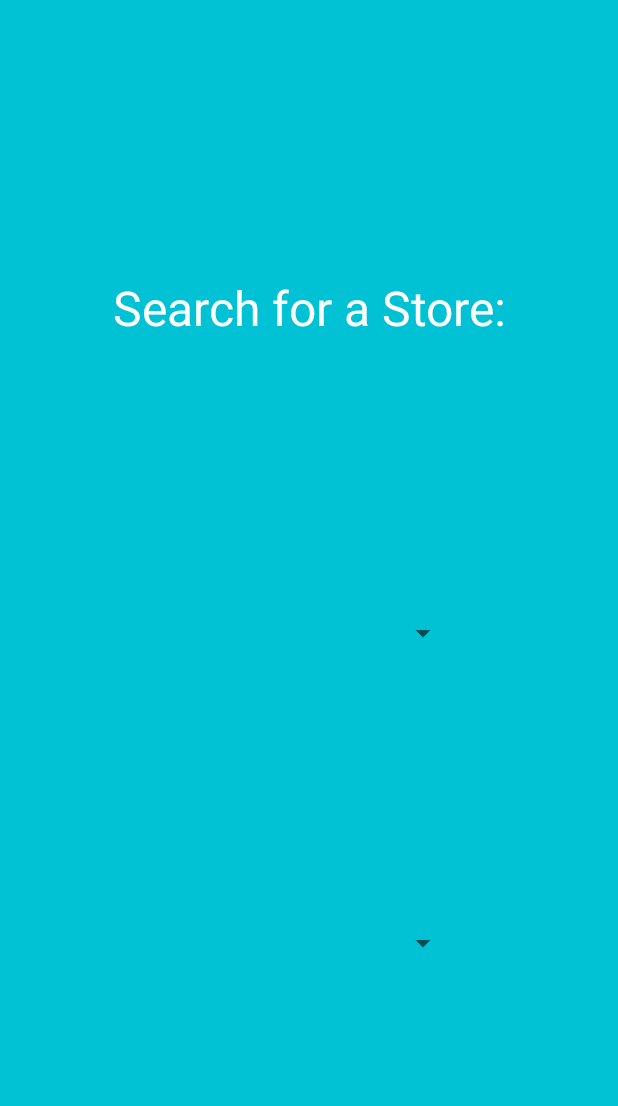
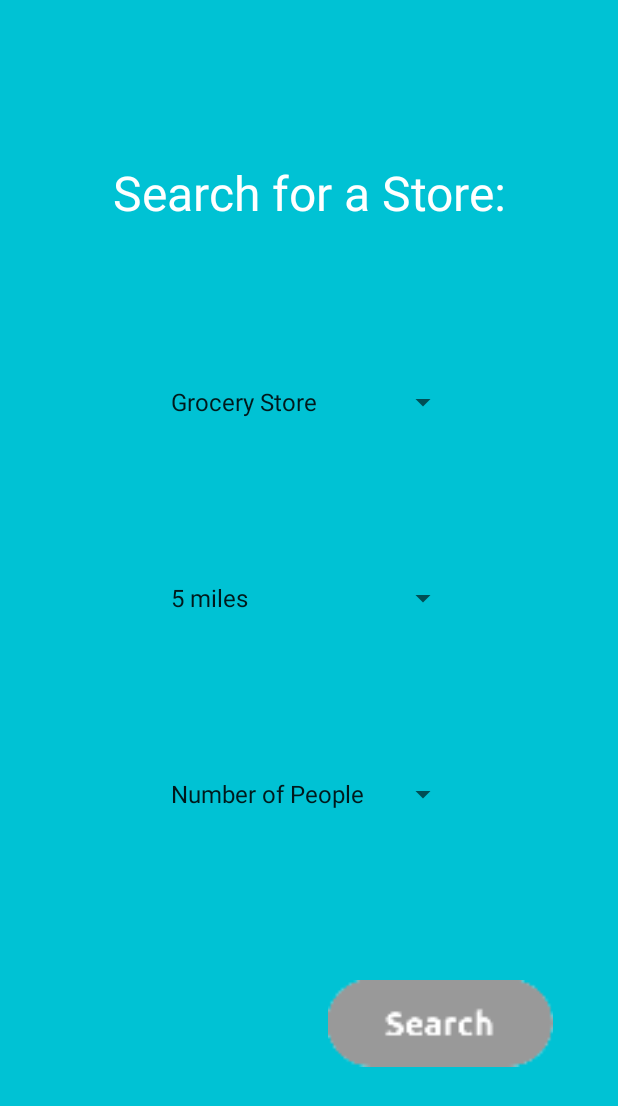
Before and after one commit to FuadYoussef/SafeShop, an Android app: the SearchActivity screen opened directly, with no data from a screen before it, on a phone screen of 412 x 824 dp. Shown: the top 1106 px of the screen. Run offline under Robolectric (Android 15) with nearby library versions, the phone set to English and light mode, and no system bars.

Commit message:
Finished UI for search

```diff
--- a/app/src/main/java/tech/youssef/safeshop/SearchActivity.java
+++ b/app/src/main/java/tech/youssef/safeshop/SearchActivity.java
@@ -3,6 +3,8 @@ package tech.youssef.safeshop;
 import androidx.appcompat.app.AppCompatActivity;
 
 import android.os.Bundle;
+import android.widget.ArrayAdapter;
+import android.widget.Spinner;
 
 public class SearchActivity extends AppCompatActivity {
 
@@ -10,6 +12,33 @@ public class SearchActivity extends AppCompatActivity {
     protected void onCreate(Bundle savedInstanceState) {
         super.onCreate(savedInstanceState);
         setContentView(R.layout.activity_search);
+
+        Spinner typeSpinner = (Spinner) findViewById(R.id.typeSpinner);
+        // Create an ArrayAdapter using the string array and a default spinner layout
+        ArrayAdapter<CharSequence> typeAdapter = ArrayAdapter.createFromResource(this,
+                R.array.store_type_array, android.R.layout.simple_spinner_item);
+        // Specify the layout to use when the list of choices appears
+        typeAdapter.setDropDownViewResource(android.R.layout.simple_spinner_dropdown_item);
+        // Apply the adapter to the spinner
+        typeSpinner.setAdapter(typeAdapter);
+
+        Spinner locationSpinner = (Spinner) findViewById(R.id.locationSpinner);
+        // Create an ArrayAdapter using the string array and a default spinner layout
+        ArrayAdapter<CharSequence> locationAdapter = ArrayAdapter.createFromResource(this,
+                R.array.store_location_array, android.R.layout.simple_spinner_item);
+        // Specify the layout to use when the list of choices appears
+        locationAdapter.setDropDownViewResource(android.R.layout.simple_spinner_dropdown_item);
+        // Apply the adapter to the spinner
+        locationSpinner.setAdapter(locationAdapter);
+
+        Spinner sortSpinner = (Spinner) findViewById(R.id.sortBySpinner);
+        // Create an ArrayAdapter using the string array and a default spinner layout
+        ArrayAdapter<CharSequence> sortAdapter = ArrayAdapter.createFromResource(this,
+                R.array.sort_by_array, android.R.layout.simple_spinner_item);
+        // Specify the layout to use when the list of choices appears
+        sortAdapter.setDropDownViewResource(android.R.layout.simple_spinner_dropdown_item);
+        // Apply the adapter to the spinner
+        sortSpinner.setAdapter(sortAdapter);
     }
 
     @Override
--- a/app/src/main/res/layout/activity_search.xml
+++ b/app/src/main/res/layout/activity_search.xml
@@ -32,9 +32,29 @@
         android:id="@+id/locationSpinner"
         android:layout_width="200dp"
         android:layout_height="wrap_content"
-        app:layout_constraintBottom_toBottomOf="parent"
+        app:layout_constraintBottom_toTopOf="@id/sortBySpinner"
         app:layout_constraintEnd_toEndOf="parent"
         app:layout_constraintStart_toStartOf="parent"
         app:layout_constraintTop_toBottomOf="@+id/typeSpinner" />
 
+    <Spinner
+        android:id="@+id/sortBySpinner"
+        android:layout_width="200dp"
+        android:layout_height="wrap_content"
+        app:layout_constraintBottom_toTopOf="@id/searchButton"
+        app:layout_constraintEnd_toEndOf="parent"
+        app:layout_constraintStart_toStartOf="parent"
+        app:layout_constraintTop_toBottomOf="@+id/locationSpinner" />
+
+    <ImageView
+        android:id="@+id/searchButton"
+        android:layout_width="150dp"
+        android:layout_height="70dp"
+        android:src="@mipmap/search_button"
+        app:layout_constraintBottom_toBottomOf="parent"
+        app:layout_constraintEnd_toEndOf="parent"
+        app:layout_constraintHorizontal_bias="0.835"
+        app:layout_constraintStart_toStartOf="parent"
+        app:layout_constraintTop_toBottomOf="@id/sortBySpinner" />
+
 </androidx.constraintlayout.widget.ConstraintLayout>
--- a/app/src/main/res/values/strings.xml
+++ b/app/src/main/res/values/strings.xml
@@ -1,3 +1,26 @@
 <resources>
     <string name="app_name">SafeShop</string>
+    <string-array name="store_type_array">
+        <item>Grocery Store</item>
+        <item>Restaurant</item>
+        <item>Bank</item>
+        <item>Pharmacy</item>
+        <item>Post Office</item>
+    </string-array>
+
+    <string-array name="store_location_array">
+        <item>5 miles</item>
+        <item>10 miles</item>
+        <item>15 miles</item>
+        <item>20 miles</item>
+        <item>25 miles</item>
+    </string-array>
+
+    <string-array name="sort_by_array">
+        <item>Number of People</item>
+        <item>Wait Line Length</item>
+        <item>Verified</item>
+        <item>Safety Rating</item>
+    </string-array>
+
 </resources>
```
